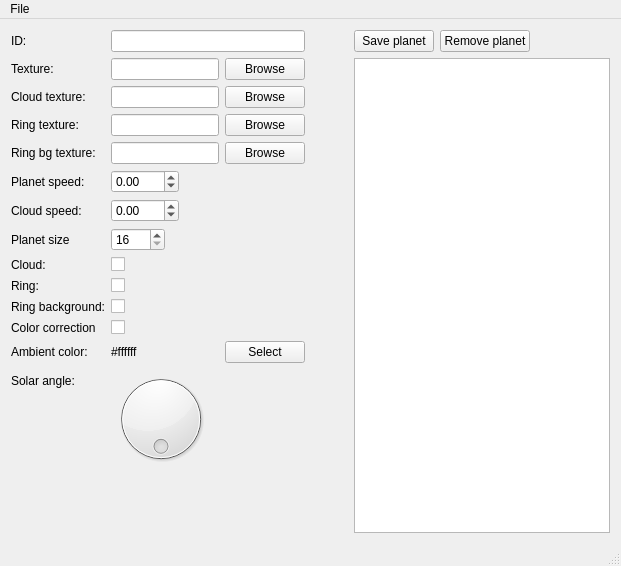
First picture: the form in tools/PlanetViewer/MainWindow.ui, repository ObKo/OpenSR, before the edit.
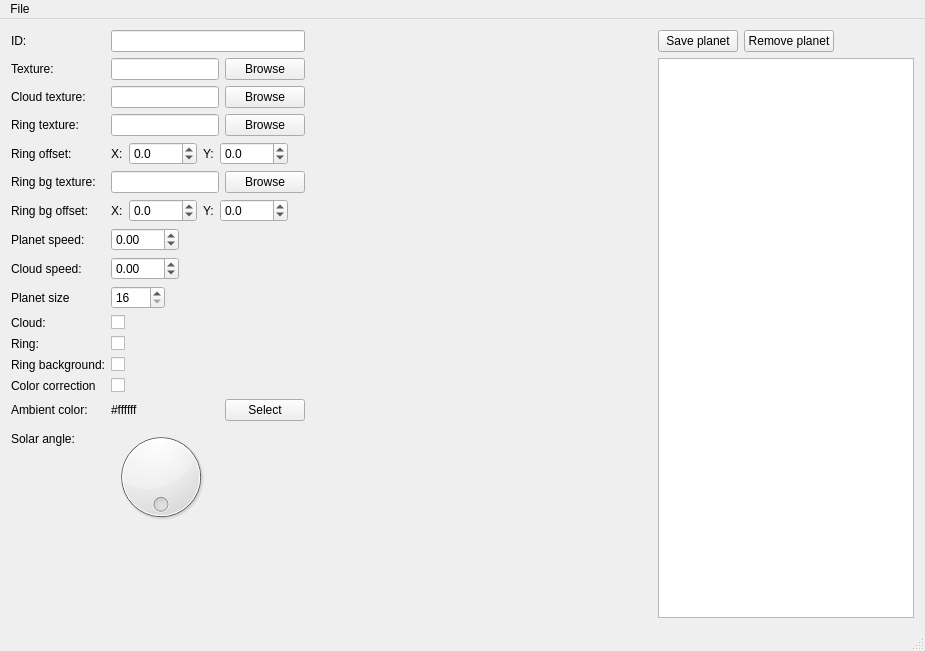
Second picture: the form after the edit. Custom widgets are drawn as their Qt base class.

The edit to the form file:
```diff
--- a/tools/PlanetViewer/MainWindow.ui
+++ b/tools/PlanetViewer/MainWindow.ui
@@ -6,15 +6,15 @@
    <rect>
     <x>0</x>
     <y>0</y>
-    <width>621</width>
-    <height>566</height>
+    <width>925</width>
+    <height>651</height>
    </rect>
   </property>
   <property name="windowTitle">
    <string>MainWindow</string>
   </property>
   <widget class="QWidget" name="centralWidget">
-   <layout class="QHBoxLayout" name="horizontalLayout_7" stretch="0,1,0">
+   <layout class="QHBoxLayout" name="horizontalLayout_9" stretch="0,1,0">
     <item>
      <layout class="QFormLayout" name="formLayout">
       <property name="fieldGrowthPolicy">
@@ -101,14 +101,14 @@
         </item>
        </layout>
       </item>
-      <item row="5" column="0">
+      <item row="7" column="0">
        <widget class="QLabel" name="label">
         <property name="text">
          <string>Planet speed:</string>
         </property>
        </widget>
       </item>
-      <item row="5" column="1">
+      <item row="7" column="1">
        <widget class="QDoubleSpinBox" name="planetSpeed">
         <property name="minimum">
          <double>-360.000000000000000</double>
@@ -118,14 +118,14 @@
         </property>
        </widget>
       </item>
-      <item row="6" column="0">
+      <item row="8" column="0">
        <widget class="QLabel" name="label_2">
         <property name="text">
          <string>Cloud speed:</string>
         </property>
        </widget>
       </item>
-      <item row="6" column="1">
+      <item row="8" column="1">
        <widget class="QDoubleSpinBox" name="cloudSpeed">
         <property name="minimum">
          <double>-360.000000000000000</double>
@@ -135,14 +135,14 @@
         </property>
        </widget>
       </item>
-      <item row="7" column="0">
+      <item row="9" column="0">
        <widget class="QLabel" name="label_3">
         <property name="text">
          <string>Planet size</string>
         </property>
        </widget>
       </item>
-      <item row="7" column="1">
+      <item row="9" column="1">
        <widget class="QSpinBox" name="planetSize">
         <property name="minimum">
          <number>16</number>
@@ -152,56 +152,56 @@
         </property>
        </widget>
       </item>
-      <item row="8" column="0">
+      <item row="10" column="0">
        <widget class="QLabel" name="label_4">
         <property name="text">
          <string>Cloud:</string>
         </property>
        </widget>
       </item>
-      <item row="8" column="1">
+      <item row="10" column="1">
        <widget class="QCheckBox" name="cloud">
         <property name="text">
          <string/>
         </property>
        </widget>
       </item>
-      <item row="9" column="0">
+      <item row="11" column="0">
        <widget class="QLabel" name="label_12">
         <property name="text">
          <string>Ring:</string>
         </property>
        </widget>
       </item>
-      <item row="9" column="1">
+      <item row="11" column="1">
        <widget class="QCheckBox" name="ring">
         <property name="text">
          <string/>
         </property>
        </widget>
       </item>
-      <item row="11" column="0">
+      <item row="13" column="0">
        <widget class="QLabel" name="label_5">
         <property name="text">
          <string>Color correction</string>
         </property>
        </widget>
       </item>
-      <item row="11" column="1">
+      <item row="13" column="1">
        <widget class="QCheckBox" name="colorCorrection">
         <property name="text">
          <string/>
         </property>
        </widget>
       </item>
-      <item row="12" column="0">
+      <item row="14" column="0">
        <widget class="QLabel" name="label_9">
         <property name="text">
          <string>Ambient color:</string>
         </property>
        </widget>
       </item>
-      <item row="12" column="1">
+      <item row="14" column="1">
        <layout class="QHBoxLayout" name="horizontalLayout">
         <item>
          <widget class="QLabel" name="colorLabel">
@@ -225,14 +225,14 @@
         </item>
        </layout>
       </item>
-      <item row="13" column="0">
+      <item row="15" column="0">
        <widget class="QLabel" name="label_6">
         <property name="text">
          <string>Solar angle:</string>
         </property>
        </widget>
       </item>
-      <item row="13" column="1">
+      <item row="15" column="1">
        <widget class="QDial" name="solarAngle">
         <property name="maximum">
          <number>360</number>
@@ -245,7 +245,7 @@
         </property>
        </widget>
       </item>
-      <item row="4" column="1">
+      <item row="5" column="1">
        <layout class="QHBoxLayout" name="horizontalLayout_6">
         <item>
          <widget class="QLineEdit" name="ringBgTexture"/>
@@ -259,27 +259,129 @@
         </item>
        </layout>
       </item>
-      <item row="4" column="0">
+      <item row="5" column="0">
        <widget class="QLabel" name="label_13">
         <property name="text">
          <string>Ring bg texture:</string>
         </property>
        </widget>
       </item>
-      <item row="10" column="0">
+      <item row="12" column="0">
        <widget class="QLabel" name="label_14">
         <property name="text">
          <string>Ring background:</string>
         </property>
        </widget>
       </item>
-      <item row="10" column="1">
+      <item row="12" column="1">
        <widget class="QCheckBox" name="ringBg">
         <property name="text">
          <string/>
         </property>
        </widget>
       </item>
+      <item row="4" column="0">
+       <widget class="QLabel" name="label_15">
+        <property name="text">
+         <string>Ring offset:</string>
+        </property>
+       </widget>
+      </item>
+      <item row="4" column="1">
+       <layout class="QHBoxLayout" name="horizontalLayout_7">
+        <item>
+         <widget class="QLabel" name="label_16">
+          <property name="text">
+           <string>X:</string>
+          </property>
+         </widget>
+        </item>
+        <item>
+         <widget class="QDoubleSpinBox" name="ringOffsetX">
+          <property name="decimals">
+           <number>1</number>
+          </property>
+          <property name="minimum">
+           <double>-1000.000000000000000</double>
+          </property>
+          <property name="maximum">
+           <double>1000.000000000000000</double>
+          </property>
+         </widget>
+        </item>
+        <item>
+         <widget class="QLabel" name="label_17">
+          <property name="text">
+           <string>Y:</string>
+          </property>
+         </widget>
+        </item>
+        <item>
+         <widget class="QDoubleSpinBox" name="ringOffsetY">
+          <property name="decimals">
+           <number>1</number>
+          </property>
+          <property name="minimum">
+           <double>-1000.000000000000000</double>
+          </property>
+          <property name="maximum">
+           <double>1000.000000000000000</double>
+          </property>
+         </widget>
+        </item>
+       </layout>
+      </item>
+      <item row="6" column="0">
+       <widget class="QLabel" name="label_18">
+        <property name="text">
+         <string>Ring bg offset:</string>
+        </property>
+       </widget>
+      </item>
+      <item row="6" column="1">
+       <layout class="QHBoxLayout" name="horizontalLayout_8">
+        <item>
+         <widget class="QLabel" name="label_19">
+          <property name="text">
+           <string>X:</string>
+          </property>
+         </widget>
+        </item>
+        <item>
+         <widget class="QDoubleSpinBox" name="ringBgOffsetX">
+          <property name="decimals">
+           <number>1</number>
+          </property>
+          <property name="minimum">
+           <double>-1000.000000000000000</double>
+          </property>
+          <property name="maximum">
+           <double>1000.000000000000000</double>
+          </property>
+         </widget>
+        </item>
+        <item>
+         <widget class="QLabel" name="label_20">
+          <property name="text">
+           <string>Y:</string>
+          </property>
+         </widget>
+        </item>
+        <item>
+         <widget class="QDoubleSpinBox" name="ringBgOffsetY">
+          <property name="decimals">
+           <number>1</number>
+          </property>
+          <property name="minimum">
+           <double>-1000.000000000000000</double>
+          </property>
+          <property name="maximum">
+           <double>1000.000000000000000</double>
+          </property>
+         </widget>
+        </item>
+       </layout>
+      </item>
      </layout>
     </item>
     <item>
@@ -345,8 +447,8 @@
     <rect>
      <x>0</x>
      <y>0</y>
-     <width>621</width>
-     <height>24</height>
+     <width>925</width>
+     <height>25</height>
     </rect>
    </property>
    <widget class="QMenu" name="menuFile">
```
Left out of the diff: 1 changed line with no effect on the pictures.
